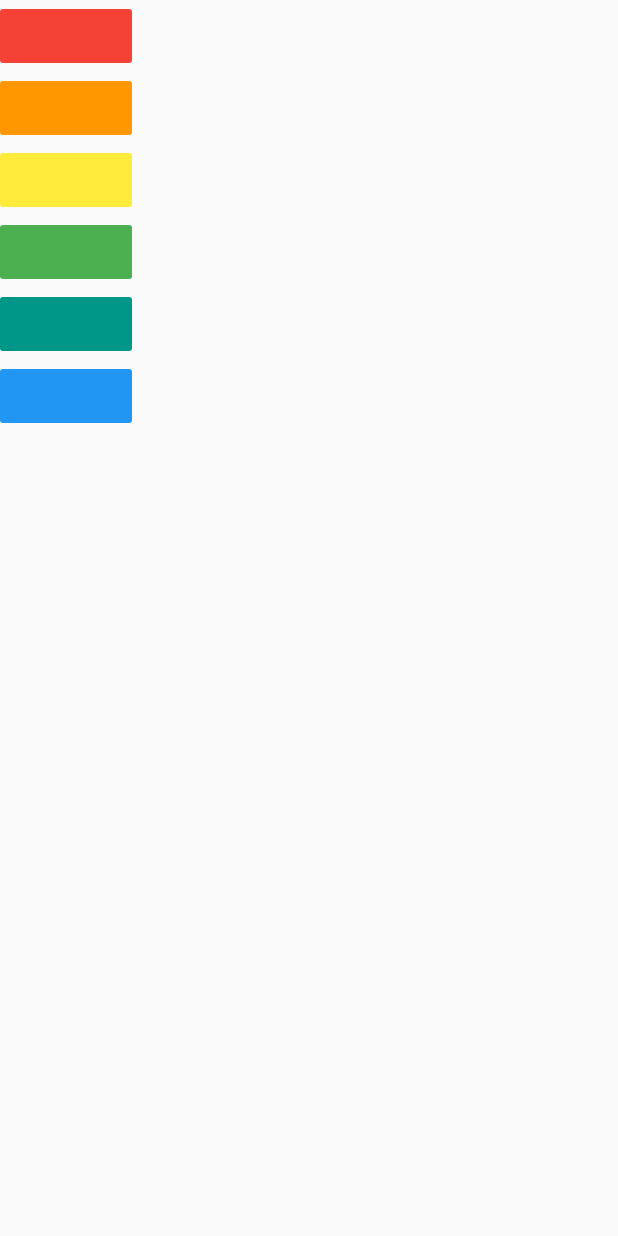
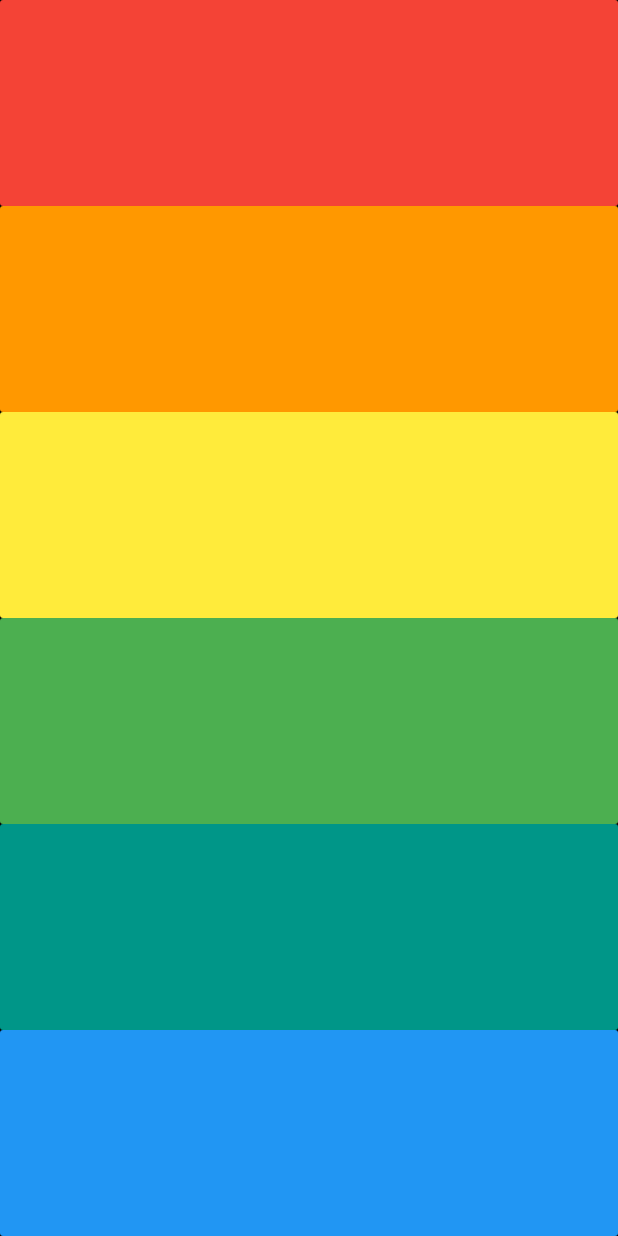
Before and after one commit to suji321/xylophone, a Flutter app: the screen it shows after launch, on a phone screen of 412 x 824 dp. Run offline on Flutter 3.47's test engine with Material 2 defaults, Android fonts, the light colour scheme and no system bars; our stand-ins replace audioplayers.

Commit message:
ui changes

```diff
--- a/lib/main.dart
+++ b/lib/main.dart
@@ -6,54 +6,67 @@ import 'package:audioplayers/audio_cache.dart';
 void main() => runApp(XylophoneApp());
 
 class XylophoneApp extends StatelessWidget {
+  void playSound(int soundNumber) {
+    final player = AudioCache();
+    player.play('note$soundNumber.wav');
+  }
+
   @override
   Widget build(BuildContext context) {
     return MaterialApp(
       home: Scaffold(
+        backgroundColor: Colors.black,
         body: SafeArea(
           child: Column(
+            crossAxisAlignment: CrossAxisAlignment.stretch,
             children: [
-              FlatButton(
+              Expanded(
+                child: FlatButton(
                   color: Colors.red,
                   onPressed: () {
-                  final player = AudioCache();
-                  player.play('note1.wav');
+                    playSound(1);
                   },
                 ),
-              FlatButton(
+              ),
+              Expanded(
+                child: FlatButton(
                   color: Colors.orange,
                   onPressed: () {
-                  final player = AudioCache();
-                  player.play('note2.wav');
+                    playSound(2);
                   },
                 ),
-              FlatButton(
+              ),
+              Expanded(
+                child: FlatButton(
                   color: Colors.yellow,
                   onPressed: () {
-                  final player = AudioCache();
-                  player.play('note3.wav');
+                    playSound(3);
                   },
                 ),
-              FlatButton(
+              ),
+              Expanded(
+                child: FlatButton(
                   color: Colors.green,
                   onPressed: () {
-                  final player = AudioCache();
-                  player.play('note4.wav');
+                    playSound(4);
                   },
                 ),
-              FlatButton(
+              ),
+              Expanded(
+                child: FlatButton(
                   color: Colors.teal,
                   onPressed: () {
-                  final player = AudioCache();
-                  player.play('note5.wav');
+                    playSound(5);
                   },
                 ),
-              FlatButton(
+              ),
+              Expanded(
+                child: FlatButton(
                   color: Colors.blue,
                   onPressed: () {
-                  final player = AudioCache();
-                  player.play('note6.wav');
+                    playSound(6);
                   },
+                ),
               ),
             ],
           ),
```
Lines whose indentation alone changed are shown as unchanged.
